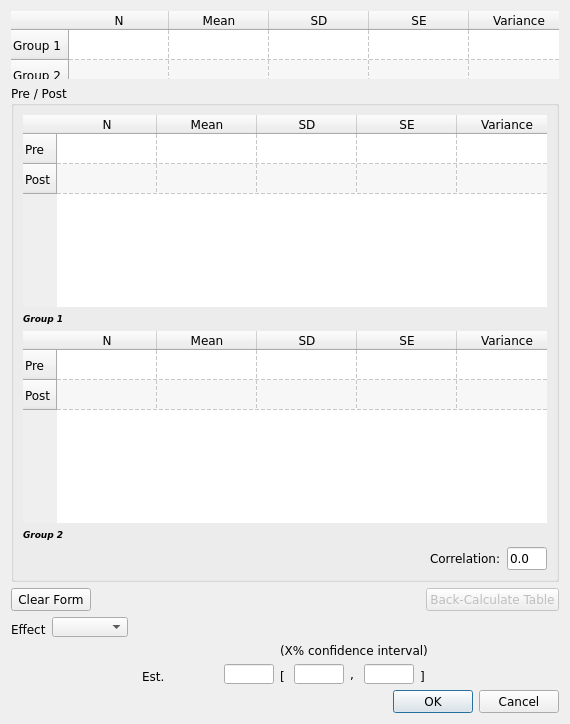
Before: the Qt Designer form src/rc_metastudio/forms/continuous_data_form.ui in AliSalman-et-al/openmeta-analyst-community, drawn with Qt 5.
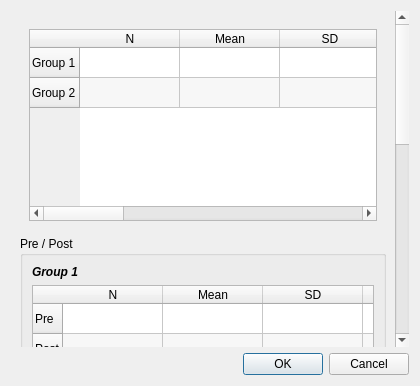
After: the same form once the commit is applied. Icons and pictures are not drawn.

Commit message:
Prepare RC MetaStudio 0.1.2 prerelease
Deliver app-wide adaptive layouts, semantic functional icons, and supported-platform native layout evidence, including fixes for Qt SVG plot rendering and smaller interaction regressions.

Align RC MetaStudio and bundled RCMetaR at version 0.1.2, complete the verification taxonomy, and document the prerelease changes.

Refs #294, #295, #296, #297, #298, #299, #300, #301, #302, #303, #304, #305, #306

What changed in the file:
```diff
--- a/src/rc_metastudio/forms/continuous_data_form.ui
+++ b/src/rc_metastudio/forms/continuous_data_form.ui
@@ -2,672 +2,68 @@
 <ui version="4.0">
  <class>ContinuousDataForm</class>
  <widget class="QDialog" name="ContinuousDataForm">
-  <property name="geometry">
-   <rect>
-    <x>0</x>
-    <y>0</y>
-    <width>570</width>
-    <height>565</height>
-   </rect>
-  </property>
-  <property name="sizePolicy">
-   <sizepolicy hsizetype="Preferred" vsizetype="Minimum">
-    <horstretch>0</horstretch>
-    <verstretch>0</verstretch>
-   </sizepolicy>
-  </property>
-  <property name="minimumSize">
-   <size>
-    <width>570</width>
-    <height>0</height>
-   </size>
-  </property>
-  <property name="font">
-   <font>
-    <family>Verdana</family>
-   </font>
-  </property>
-  <property name="windowTitle">
-   <string>Continuous Data</string>
-  </property>
-  <property name="windowIcon">
-   <iconset resource="../images/icons.qrc">
-    <normaloff>:/misc/meta.png</normaloff>:/misc/meta.png</iconset>
-  </property>
-  <layout class="QVBoxLayout" name="verticalLayout_2">
+  <property name="geometry"><rect><x>0</x><y>0</y><width>0</width><height>0</height></rect></property>
+  <property name="windowTitle"><string>Continuous Data</string></property>
+  <property name="windowIcon"><iconset resource="../images/icons.qrc"><normaloff>:/misc/meta.png</normaloff>:/misc/meta.png</iconset></property>
+  <layout class="QVBoxLayout" name="dialog_layout">
    <item>
-    <widget class="QTableWidget" name="simple_table">
-     <property name="minimumSize">
-      <size>
-       <width>0</width>
-       <height>0</height>
-      </size>
-     </property>
-     <property name="maximumSize">
-      <size>
-       <width>16777215</width>
-       <height>16777215</height>
-      </size>
-     </property>
-     <property name="font">
-      <font>
-       <family>Verdana</family>
-      </font>
-     </property>
-     <property name="frameShape">
-      <enum>QFrame::NoFrame</enum>
-     </property>
-     <property name="frameShadow">
-      <enum>QFrame::Plain</enum>
-     </property>
-     <property name="verticalScrollBarPolicy">
-      <enum>Qt::ScrollBarAlwaysOff</enum>
-     </property>
-     <property name="horizontalScrollBarPolicy">
-      <enum>Qt::ScrollBarAlwaysOff</enum>
-     </property>
-     <property name="alternatingRowColors">
-      <bool>true</bool>
-     </property>
-     <property name="gridStyle">
-      <enum>Qt::DashLine</enum>
-     </property>
-     <property name="rowCount">
-      <number>2</number>
-     </property>
-     <property name="columnCount">
-      <number>8</number>
-     </property>
-     <row>
-      <property name="text">
-       <string>Group 1</string>
-      </property>
-     </row>
-     <row>
-      <property name="text">
-       <string>Group 2</string>
-      </property>
-     </row>
-     <column>
-      <property name="text">
-       <string>N</string>
-      </property>
-     </column>
-     <column>
-      <property name="text">
-       <string>Mean</string>
-      </property>
-     </column>
-     <column>
-      <property name="text">
-       <string>SD</string>
-      </property>
-     </column>
-     <column>
-      <property name="text">
-       <string>SE</string>
-      </property>
-     </column>
-     <column>
-      <property name="text">
-       <string>Variance</string>
-      </property>
-     </column>
-     <column>
-      <property name="text">
-       <string>P-Value</string>
-      </property>
-     </column>
-     <column>
-      <property name="text">
-       <string>Lower</string>
-      </property>
-     </column>
-     <column>
-      <property name="text">
-       <string>Upper</string>
-      </property>
-     </column>
-    </widget>
-   </item>
-   <item>
-    <widget class="QGroupBox" name="grp_box_pre_post">
-     <property name="sizePolicy">
-      <sizepolicy hsizetype="Preferred" vsizetype="Minimum">
-       <horstretch>0</horstretch>
-       <verstretch>0</verstretch>
-      </sizepolicy>
-     </property>
-     <property name="title">
-      <string>Pre / Post</string>
-     </property>
-     <layout class="QVBoxLayout" name="verticalLayout">
-      <item>
-       <widget class="QTableWidget" name="g1_pre_post_table">
-        <property name="minimumSize">
-         <size>
-          <width>0</width>
-          <height>0</height>
-         </size>
-        </property>
-        <property name="maximumSize">
-         <size>
-          <width>16777215</width>
-          <height>16777215</height>
-         </size>
-        </property>
-        <property name="font">
-         <font>
-          <family>Verdana</family>
-         </font>
-        </property>
-        <property name="frameShape">
-         <enum>QFrame::NoFrame</enum>
-        </property>
-        <property name="frameShadow">
-         <enum>QFrame::Plain</enum>
-        </property>
-        <property name="verticalScrollBarPolicy">
-         <enum>Qt::ScrollBarAlwaysOff</enum>
-        </property>
-        <property name="horizontalScrollBarPolicy">
-         <enum>Qt::ScrollBarAlwaysOff</enum>
-        </property>
-        <property name="alternatingRowColors">
-         <bool>true</bool>
-        </property>
-        <property name="showGrid">
-         <bool>true</bool>
-        </property>
-        <property name="gridStyle">
-         <enum>Qt::DashLine</enum>
-        </property>
-        <property name="rowCount">
-         <number>2</number>
-        </property>
-        <property name="columnCount">
-         <number>7</number>
-        </property>
-        <row>
-         <property name="text">
-          <string>Pre</string>
-         </property>
-        </row>
-        <row>
-         <property name="text">
-          <string>Post</string>
-         </property>
-        </row>
-        <column>
-         <property name="text">
-          <string>N</string>
-         </property>
-        </column>
-        <column>
-         <property name="text">
-          <string>Mean</string>
-         </property>
-        </column>
-        <column>
-         <property name="text">
-          <string>SD</string>
-         </property>
-        </column>
-        <column>
-         <property name="text">
-          <string>SE</string>
-         </property>
-        </column>
-        <column>
-         <property name="text">
-          <string>Variance</string>
-         </property>
-        </column>
-        <column>
-         <property name="text">
-          <string>Lower</string>
-         </property>
-        </column>
-        <column>
-         <property name="text">
-          <string>Upper</string>
-         </property>
-        </column>
-       </widget>
-      </item>
-      <item>
-       <widget class="QLabel" name="grp_1_lbl">
-        <property name="font">
-         <font>
-          <pointsize>7</pointsize>
-          <weight>75</weight>
-          <italic>true</italic>
-          <bold>true</bold>
-         </font>
-        </property>
-        <property name="layoutDirection">
-         <enum>Qt::LeftToRight</enum>
-        </property>
-        <property name="text">
-         <string>&lt;!DOCTYPE HTML PUBLIC &quot;-//W3C//DTD HTML 4.0//EN&quot; &quot;http://www.w3.org/TR/REC-html40/strict.dtd&quot;&gt;
-&lt;html&gt;&lt;head&gt;&lt;meta name=&quot;qrichtext&quot; content=&quot;1&quot; /&gt;&lt;style type=&quot;text/css&quot;&gt;
-p, li { white-space: pre-wrap; }
-&lt;/style&gt;&lt;/head&gt;&lt;body style=&quot; font-family:'Verdana'; font-size:8pt; font-weight:600; font-style:italic;&quot;&gt;
-&lt;p style=&quot; margin-top:0px; margin-bottom:0px; margin-left:0px; margin-right:0px; -qt-block-indent:0; text-indent:0px;&quot;&gt;&lt;span style=&quot; font-size:7pt;&quot;&gt;Group 1&lt;/span&gt;&lt;/p&gt;&lt;/body&gt;&lt;/html&gt;</string>
-        </property>
-       </widget>
-      </item>
-      <item>
-       <widget class="QTableWidget" name="g2_pre_post_table">
-        <property name="minimumSize">
-         <size>
-          <width>0</width>
-          <height>0</height>
-         </size>
-        </property>
-        <property name="maximumSize">
-         <size>
-          <width>16777215</width>
-          <height>16777215</height>
-         </size>
-        </property>
-        <property name="frameShape">
-         <enum>QFrame::NoFrame</enum>
-        </property>
-        <property name="frameShadow">
-         <enum>QFrame::Plain</enum>
-        </property>
-        <property name="verticalScrollBarPolicy">
-         <enum>Qt::ScrollBarAlwaysOff</enum>
-        </property>
-        <property name="horizontalScrollBarPolicy">
-         <enum>Qt::ScrollBarAlwaysOff</enum>
-        </property>
-        <property name="alternatingRowColors">
-         <bool>true</bool>
-        </property>
-        <property name="gridStyle">
-         <enum>Qt::DashLine</enum>
-        </property>
-        <property name="rowCount">
-         <number>2</number>
-        </property>
-        <property name="columnCount">
-         <number>7</number>
-        </property>
-        <row>
-         <property name="text">
-          <string>Pre</string>
-         </property>
-        </row>
-        <row>
-         <property name="text">
-          <string>Post</string>
-         </property>
-        </row>
-        <column>
-         <property name="text">
-          <string>N</string>
-         </property>
-        </column>
-        <column>
-         <property name="text">
-          <string>Mean</string>
-         </property>
-        </column>
-        <column>
-         <property name="text">
-          <string>SD</string>
-         </property>
-        </column>
-        <column>
-         <property name="text">
-          <string>SE</string>
-         </property>
-        </column>
-        <column>
-         <property name="text">
-          <string>Variance</string>
-         </property>
-        </column>
-        <column>
-         <property name="text">
-          <string>Lower</string>
-         </property>
-        </column>
-        <column>
-         <property name="text">
-          <string>Upper</string>
-         </property>
-        </column>
-       </widget>
-      </item>
-      <item>
-       <widget class="QLabel" name="grp_2_lbl">
-        <property name="font">
-         <font>
-          <pointsize>7</pointsize>
-          <weight>75</weight>
-          <italic>true</italic>
-          <bold>true</bold>
-         </font>
-        </property>
-        <property name="text">
-         <string>&lt;!DOCTYPE HTML PUBLIC &quot;-//W3C//DTD HTML 4.0//EN&quot; &quot;http://www.w3.org/TR/REC-html40/strict.dtd&quot;&gt;
-&lt;html&gt;&lt;head&gt;&lt;meta name=&quot;qrichtext&quot; content=&quot;1&quot; /&gt;&lt;style type=&quot;text/css&quot;&gt;
-p, li { white-space: pre-wrap; }
-&lt;/style&gt;&lt;/head&gt;&lt;body style=&quot; font-family:'Verdana'; font-size:8pt; font-weight:600; font-style:italic;&quot;&gt;
-&lt;p style=&quot; margin-top:0px; margin-bottom:0px; margin-left:0px; margin-right:0px; -qt-block-indent:0; text-indent:0px;&quot;&gt;&lt;span style=&quot; font-size:7pt;&quot;&gt;Group 2&lt;/span&gt;&lt;/p&gt;&lt;/body&gt;&lt;/html&gt;</string>
-        </property>
-       </widget>
-      </item>
-      <item>
-       <layout class="QHBoxLayout" name="horizontalLayout_3">
-        <item>
-         <spacer name="horizontalSpacer_3">
-          <property name="orientation">
-           <enum>Qt::Horizontal</enum>
-          </property>
-          <property name="sizeHint" stdset="0">
-           <size>
-            <width>40</width>
-            <height>20</height>
-           </size>
-          </property>
-         </spacer>
-        </item>
-        <item>
-         <widget class="QLabel" name="label">
-          <property name="text">
-           <string>Correlation:</string>
-          </property>
-         </widget>
-        </item>
-        <item>
-         <widget class="QLineEdit" name="correlation_pre_post">
-          <property name="minimumSize">
-           <size>
-            <width>40</width>
-            <height>0</height>
-           </size>
-          </property>
-          <property name="maximumSize">
-           <size>
-            <width>40</width>
-            <height>16777215</height>
-           </size>
-          </property>
-          <property name="text">
-           <string>0.0</string>
-          </property>
-         </widget>
-        </item>
-       </layout>
-      </item>
-     </layout>
-    </widget>
-   </item>
-   <item>
-    <layout class="QHBoxLayout" name="horizontalLayout_6">
-     <item>
-      <widget class="QPushButton" name="clear_Btn">
-       <property name="text">
-        <string>Clear Form</string>
-       </property>
-      </widget>
-     </item>
-     <item>
-      <spacer name="horizontalSpacer_6">
-       <property name="orientation">
-        <enum>Qt::Horizontal</enum>
-       </property>
-       <property name="sizeHint" stdset="0">
-        <size>
-         <width>108</width>
-         <height>18</height>
-        </size>
-       </property>
-      </spacer>
-     </item>
-     <item>
-      <widget class="QPushButton" name="back_calc_btn">
-       <property name="enabled">
-        <bool>false</bool>
-       </property>
-       <property name="text">
-        <string>Back-Calculate Table</string>
-       </property>
-      </widget>
-     </item>
-    </layout>
-   </item>
-   <item>
-    <layout class="QHBoxLayout" name="horizontalLayout_2">
-     <item>
-      <widget class="QLabel" name="label_13">
-       <property name="font">
-        <font>
-         <family>Verdana</family>
-        </font>
-       </property>
-       <property name="text">
-        <string>Effect</string>
-       </property>
-       <property name="alignment">
-        <set>Qt::AlignBottom|Qt::AlignLeading|Qt::AlignLeft</set>
-       </property>
-      </widget>
-     </item>
-     <item>
-      <widget class="QComboBox" name="effect_cbo_box">
-       <property name="minimumSize">
-        <size>
-         <width>76</width>
-         <height>20</height>
-        </size>
-       </property>
-       <property name="maximumSize">
-        <size>
-         <width>76</width>
-         <height>20</height>
-        </size>
-       </property>
-      </widget>
-     </item>
-     <item>
-      <spacer name="horizontalSpacer_2">
-       <property name="orientation">
-        <enum>Qt::Horizontal</enum>
-       </property>
-       <property name="sizeHint" stdset="0">
-        <size>
-         <width>40</width>
-         <height>20</height>
-        </size>
-       </property>
-      </spacer>
-     </item>
-    </layout>
-   </item>
-   <item>
-    <layout class="QGridLayout" name="gridLayout">
-     <item row="0" column="0" rowspan="2">
-      <spacer name="horizontalSpacer_4">
-       <property name="orientation">
-        <enum>Qt::Horizontal</enum>
-       </property>
-       <property name="sizeHint" stdset="0">
-        <size>
-         <width>40</width>
-         <height>20</height>
-        </size>
-       </property>
-      </spacer>
-     </item>
-     <item row="0" column="2">
-      <widget class="QLabel" name="ci_label">
-       <property name="text">
-        <string>(X% confidence interval)</string>
-       </property>
-      </widget>
-     </item>
-     <item row="0" column="3" rowspan="2">
-      <spacer name="horizontalSpacer_5">
-       <property name="orientation">
-        <enum>Qt::Horizontal</enum>
-       </property>
-       <property name="sizeHint" stdset="0">
-        <size>
-         <width>40</width>
-         <height>20</height>
-        </size>
-       </property>
-      </spacer>
-     </item>
-     <item row="1" column="1">
-      <layout class="QHBoxLayout" name="horizontalLayout_4">
+    <widget class="QScrollArea" name="content_scroll">
+     <property name="frameShape"><enum>QFrame::NoFrame</enum></property>
+     <property name="widgetResizable"><bool>true</bool></property>
+     <property name="horizontalScrollBarPolicy"><enum>Qt::ScrollBarAsNeeded</enum></property>
+     <property name="verticalScrollBarPolicy"><enum>Qt::ScrollBarAsNeeded</enum></property>
+     <widget class="QWidget" name="content_widget">
+      <property name="geometry"><rect><x>0</x><y>0</y><width>0</width><height>0</height></rect></property>
+      <layout class="QVBoxLayout" name="content_layout">
        <item>
-        <widget class="QLabel" name="label_14">
-         <property name="minimumSize">
-          <size>
-           <width>0</width>
-           <height>20</height>
-          </size>
-         </property>
-         <property name="maximumSize">
-          <size>
-           <width>16777215</width>
-           <height>20</height>
-          </size>
-         </property>
-         <property name="font">
-          <font>
-           <family>Verdana</family>
-          </font>
-         </property>
-         <property name="text">
-          <string>Est.</string>
-         </property>
-         <property name="alignment">
-          <set>Qt::AlignBottom|Qt::AlignLeading|Qt::AlignLeft</set>
-         </property>
+        <widget class="QWidget" name="simple_group">
+         <layout class="QVBoxLayout" name="simple_layout">
+          <item><widget class="QTableWidget" name="simple_table">
+           <property name="sizePolicy"><sizepolicy hsizetype="Expanding" vsizetype="Fixed"><horstretch>1</horstretch><verstretch>0</verstretch></sizepolicy></property>
+           <property name="horizontalScrollBarPolicy"><enum>Qt::ScrollBarAsNeeded</enum></property>
+           <property name="verticalScrollBarPolicy"><enum>Qt::ScrollBarAsNeeded</enum></property>
+           <property name="alternatingRowColors"><bool>true</bool></property>
+           <property name="rowCount"><number>2</number></property><property name="columnCount"><number>8</number></property>
+           <row><property name="text"><string>Group 1</string></property></row><row><property name="text"><string>Group 2</string></property></row>
+           <column><property name="text"><string>N</string></property></column><column><property name="text"><string>Mean</string></property></column><column><property name="text"><string>SD</string></property></column><column><property name="text"><string>SE</string></property></column><column><property name="text"><string>Variance</string></property></column><column><property name="text"><string>P-Value</string></property></column><column><property name="text"><string>Lower</string></property></column><column><property name="text"><string>Upper</string></property></column>
+          </widget></item>
+         </layout>
         </widget>
        </item>
        <item>
-        <widget class="QLineEdit" name="effect_txt_box">
-         <property name="minimumSize">
-          <size>
-           <width>50</width>
-           <height>20</height>
-          </size>
-         </property>
-         <property name="maximumSize">
-          <size>
-           <width>50</width>
-           <height>20</height>
-          </size>
-         </property>
+        <widget class="QGroupBox" name="grp_box_pre_post">
+         <property name="title"><string>Pre / Post</string></property>
+         <layout class="QVBoxLayout" name="pre_post_layout">
+          <item><widget class="QLabel" name="grp_1_lbl"><property name="text"><string>Group 1</string></property><property name="font"><font><weight>75</weight><italic>true</italic><bold>true</bold></font></property></widget></item>
+          <item><widget class="QTableWidget" name="g1_pre_post_table">
+           <property name="sizePolicy"><sizepolicy hsizetype="Expanding" vsizetype="Fixed"><horstretch>1</horstretch><verstretch>0</verstretch></sizepolicy></property><property name="horizontalScrollBarPolicy"><enum>Qt::ScrollBarAsNeeded</enum></property><property name="verticalScrollBarPolicy"><enum>Qt::ScrollBarAsNeeded</enum></property><property name="alternatingRowColors"><bool>true</bool></property><property name="rowCount"><number>2</number></property><property name="columnCount"><number>7</number></property>
+           <row><property name="text"><string>Pre</string></property></row><row><property name="text"><string>Post</string></property></row><column><property name="text"><string>N</string></property></column><column><property name="text"><string>Mean</string></property></column><column><property name="text"><string>SD</string></property></column><column><property name="text"><string>SE</string></property></column><column><property name="text"><string>Variance</string></property></column><column><property name="text"><string>Lower</string></property></column><column><property name="text"><string>Upper</string></property></column>
+          </widget></item>
+          <item><widget class="QLabel" name="grp_2_lbl"><property name="text"><string>Group 2</string></property><property name="font"><font><weight>75</weight><italic>true</italic><bold>true</bold></font></property></widget></item>
+          <item><widget class="QTableWidget" name="g2_pre_post_table">
+           <property name="sizePolicy"><sizepolicy hsizetype="Expanding" vsizetype="Fixed"><horstretch>1</horstretch><verstretch>0</verstretch></sizepolicy></property><property name="horizontalScrollBarPolicy"><enum>Qt::ScrollBarAsNeeded</enum></property><property name="verticalScrollBarPolicy"><enum>Qt::ScrollBarAsNeeded</enum></property><property name="alternatingRowColors"><bool>true</bool></property><property name="rowCount"><number>2</number></property><property name="columnCount"><number>7</number></property>
+           <row><property name="text"><string>Pre</string></property></row><row><property name="text"><string>Post</string></property></row><column><property name="text"><string>N</string></property></column><column><property name="text"><string>Mean</string></property></column><column><property name="text"><string>SD</string></property></column><column><property name="text"><string>SE</string></property></column><column><property name="text"><string>Variance</string></property></column><column><property name="text"><string>Lower</string></property></column><column><property name="text"><string>Upper</string></property></column>
+          </widget></item>
+          <item><layout class="QFormLayout" name="correlation_layout"><property name="fieldGrowthPolicy"><enum>QFormLayout::FieldsStayAtSizeHint</enum></property><property name="rowWrapPolicy"><enum>QFormLayout::WrapLongRows</enum></property><item row="0" column="0"><widget class="QLabel" name="label"><property name="text"><string>Correlation</string></property></widget></item><item row="0" column="1"><widget class="QLineEdit" name="correlation_pre_post"><property name="text"><string>0.0</string></property></widget></item></layout></item>
+         </layout>
         </widget>
        </item>
-      </layout>
-     </item>
-     <item row="1" column="2">
-      <layout class="QHBoxLayout" name="horizontalLayout_5">
        <item>
-        <widget class="QLabel" name="label_15">
-         <property name="maximumSize">
-          <size>
-           <width>16777215</width>
-           <height>20</height>
-          </size>
-         </property>
-         <property name="font">
-          <font>
-           <family>Verdana</family>
-          </font>
-         </property>
-         <property name="text">
-          <string>[</string>
-         </property>
-         <property name="alignment">
-          <set>Qt::AlignBottom|Qt::AlignLeading|Qt::AlignLeft</set>
-         </property>
+        <widget class="QWidget" name="effect_group">
+         <layout class="QFormLayout" name="effect_layout"><property name="fieldGrowthPolicy"><enum>QFormLayout::AllNonFixedFieldsGrow</enum></property><property name="rowWrapPolicy"><enum>QFormLayout::WrapLongRows</enum></property>
+          <item row="0" column="0"><widget class="QLabel" name="label_13"><property name="text"><string>Effect</string></property></widget></item><item row="0" column="1"><widget class="QComboBox" name="effect_cbo_box"><property name="sizePolicy"><sizepolicy hsizetype="Expanding" vsizetype="Fixed"><horstretch>1</horstretch><verstretch>0</verstretch></sizepolicy></property></widget></item>
+          <item row="1" column="0"><widget class="QLabel" name="label_14"><property name="text"><string>Est.</string></property></widget></item><item row="1" column="1"><widget class="QLineEdit" name="effect_txt_box"/></item>
+          <item row="2" column="0"><widget class="QLabel" name="ci_label"><property name="text"><string>Confidence interval</string></property><property name="wordWrap"><bool>true</bool></property></widget></item>
+          <item row="2" column="1"><layout class="QHBoxLayout" name="confidence_layout"><item><widget class="QLabel" name="label_15"><property name="text"><string>[</string></property></widget></item><item><widget class="QLineEdit" name="low_txt_box"/></item><item><widget class="QLabel" name="label_2"><property name="text"><string>,</string></property></widget></item><item><widget class="QLineEdit" name="high_txt_box"/></item><item><widget class="QLabel" name="label_16"><property name="text"><string>]</string></property></widget></item></layout></item>
+         </layout>
         </widget>
        </item>
-       <item>
-        <widget class="QLineEdit" name="low_txt_box">
-         <property name="minimumSize">
-          <size>
-           <width>50</width>
-           <height>20</height>
-          </size>
-         </property>
-         <property name="maximumSize">
-          <size>
-           <width>50</width>
-           <height>20</height>
-          </size>
-         </property>
-        </widget>
-       </item>
-       <item>
-        <widget class="QLabel" name="label_2">
-         <property name="text">
-          <string>,</string>
-         </property>
-        </widget>
-       </item>
-       <item>
-        <widget class="QLineEdit" name="high_txt_box">
-         <property name="minimumSize">
-          <size>
-           <width>50</width>
-           <height>20</height>
-          </size>
-         </property>
-         <property name="maximumSize">
-          <size>
-           <width>50</width>
-           <height>20</height>
-          </size>
-         </property>
-        </widget>
-       </item>
-       <item>
-        <widget class="QLabel" name="label_16">
-         <property name="maximumSize">
-          <size>
-           <width>16777215</width>
-           <height>20</height>
-          </size>
-         </property>
-         <property name="font">
-          <font>
-           <family>Verdana</family>
-          </font>
-         </property>
-         <property name="text">
-          <string>]</string>
-         </property>
-         <property name="alignment">
-          <set>Qt::AlignBottom|Qt::AlignLeading|Qt::AlignLeft</set>
-         </property>
-        </widget>
-       </item>
+       <item><layout class="QHBoxLayout" name="calculator_actions_layout"><item><widget class="QPushButton" name="clear_Btn"><property name="text"><string>Clear Form</string></property></widget></item><item><spacer name="actions_spacer"><property name="orientation"><enum>Qt::Horizontal</enum></property><property name="sizeHint" stdset="0"><size><width>40</width><height>20</height></size></property></spacer></item><item><widget class="QPushButton" name="back_calc_btn"><property name="enabled"><bool>false</bool></property><property name="text"><string>Back-Calculate Table</string></property></widget></item></layout></item>
       </layout>
-     </item>
-    </layout>
-   </item>
-   <item>
-    <widget class="QDialogButtonBox" name="buttonBox">
-     <property name="orientation">
-      <enum>Qt::Horizontal</enum>
-     </property>
-     <property name="standardButtons">
-      <set>QDialogButtonBox::Cancel|QDialogButtonBox::Ok</set>
-     </property>
+     </widget>
     </widget>
    </item>
+   <item><widget class="QDialogButtonBox" name="buttonBox"><property name="orientation"><enum>Qt::Horizontal</enum></property><property name="standardButtons"><set>QDialogButtonBox::Cancel|QDialogButtonBox::Ok</set></property></widget></item>
   </layout>
  </widget>
  <resources>
```
Left out of the diff: 40 changed lines with no effect on the pictures. The commit also changes 261 other files.
